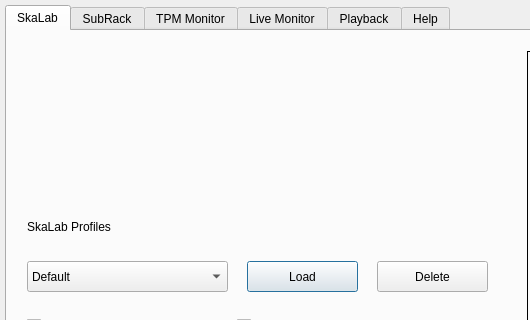
amattana/skalab, file Gui/skalab_main.ui: the form before one commit; both pictures show x 0 to 530 and y 0 to 320 of the 1211 by 971 pixel window.
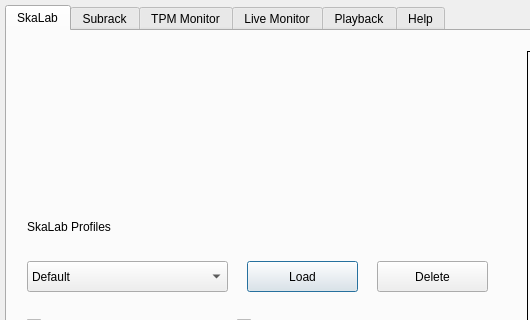
The form after the commit.

Commit message: From SubRack to Subrack. Added log tab in monitor.

The edit to the form file:
```diff
--- a/Gui/skalab_main.ui
+++ b/Gui/skalab_main.ui
@@ -545,7 +545,7 @@
    </widget>
    <widget class="QWidget" name="qtabSubrack">
     <attribute name="title">
-     <string>SubRack</string>
+     <string>Subrack</string>
     </attribute>
     <widget class="QWidget" name="qwSubrack" native="true">
      <property name="geometry">
```
The commit also changes 8 other files.
